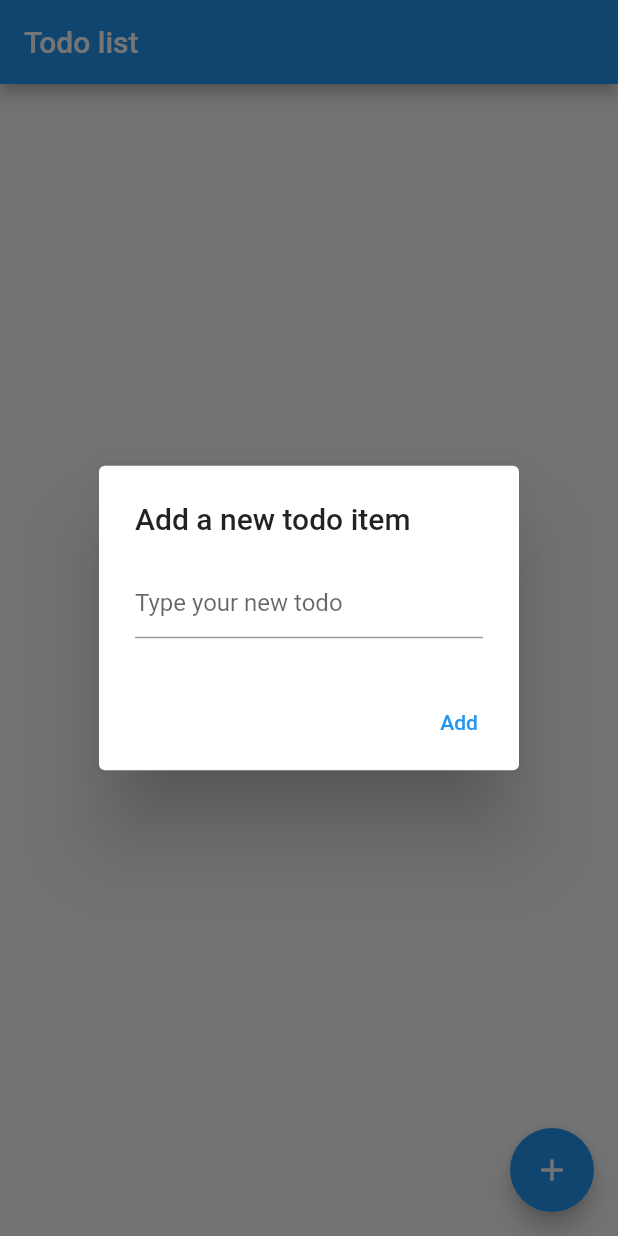
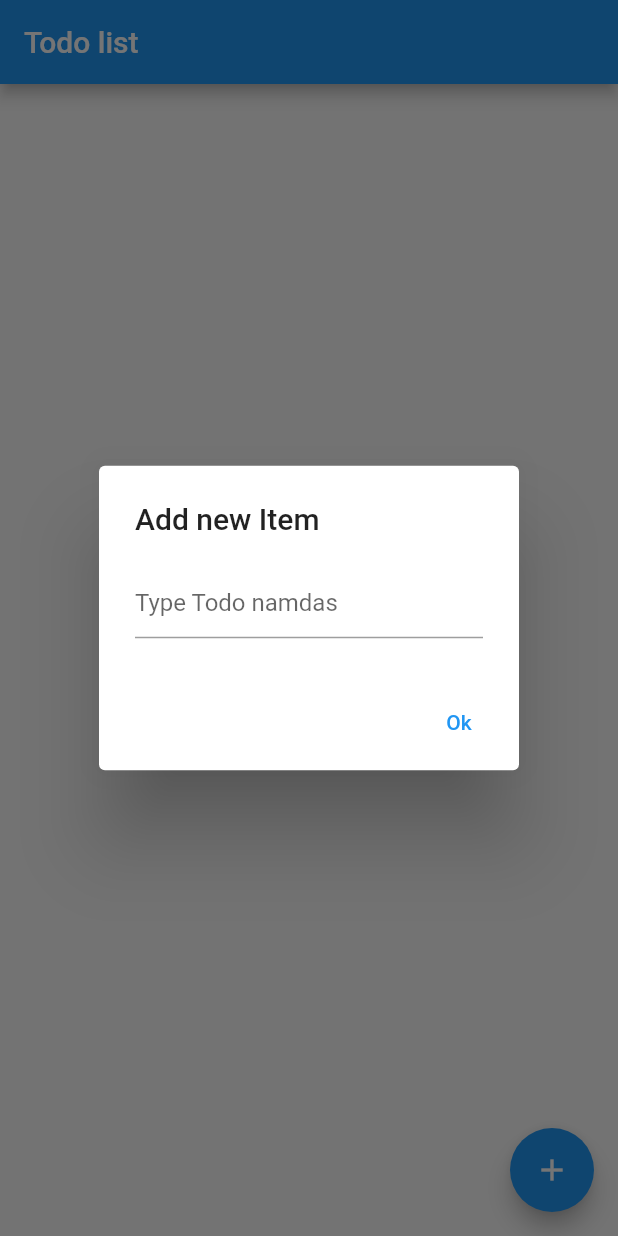
Before and after one commit to eocampo21/flutter-todo-app, a Flutter app: the screen it shows after launch, after a tap on the "add" icon, on a phone screen of 412 x 824 dp. Run offline on Flutter 3.47's test engine with Material 2 defaults, Android fonts, the phone set to English and light mode, and no system bars.

Commit message:
feat(dialog): add item dialog modal created

```diff
--- a/lib/screens/home_view.dart
+++ b/lib/screens/home_view.dart
@@ -1,6 +1,7 @@
 import 'package:flutter/material.dart';
 
 import '../models/todo.dart';
+import '../widgets/dialog_utils.dart';
 import '../widgets/list_view.dart';
 
 class HomeView extends StatefulWidget {
@@ -11,7 +12,6 @@ class HomeView extends StatefulWidget {
 }
 
 class _HomeState extends State<HomeView> {
-  final TextEditingController _textFieldController = TextEditingController();
   final List<Todo> _todos = <Todo>[];
 
   @override
@@ -22,47 +22,20 @@ class _HomeState extends State<HomeView> {
       ),
       body: ListProviderView(list: _todos),
       floatingActionButton: FloatingActionButton(
-          onPressed: () => _displayDialog(),
+          onPressed: () => DialogUtils().showCustomDialog(context,
+              title: 'Add new Item',
+              submitBttnText: "Ok",
+              hintText: 'Type Todo namdas',
+              submitBttnCallback: _addTodoItem),
           tooltip: 'Add Item',
           child: const Icon(Icons.add)),
     );
   }
 
-  void _handleTodoChange(Todo todo) {
+  void _addTodoItem(String textFieldValue) {
+    debugPrint('_addTodoItem: called');
     setState(() {
-      todo.checked = !todo.checked;
+      _todos.add(Todo(name: textFieldValue, checked: false));
     });
   }
-
-  void _addTodoItem(String name) {
-    setState(() {
-      _todos.add(Todo(name: name, checked: false));
-    });
-    _textFieldController.clear();
-  }
-
-  _displayDialog() async {
-    return showDialog<void>(
-      context: context,
-      barrierDismissible: false, // user must tap button!
-      builder: (BuildContext context) {
-        return AlertDialog(
-          title: const Text('Add a new todo item'),
-          content: TextField(
-            controller: _textFieldController,
-            decoration: const InputDecoration(hintText: 'Type your new todo'),
-          ),
-          actions: <Widget>[
-            TextButton(
-              child: const Text('Add'),
-              onPressed: () {
-                Navigator.of(context).pop();
-                _addTodoItem(_textFieldController.text);
-              },
-            ),
-          ],
-        );
-      },
-    );
-  }
 }
--- /dev/null
+++ b/lib/widgets/dialog_utils.dart
@@ -0,0 +1,45 @@
+import 'package:flutter/material.dart';
+
+typedef SubmitBttnClicledCallback = void Function(String textFieldValue);
+
+class DialogUtils {
+  // Inputs
+  late final String title;
+
+  // Outputs
+  late final SubmitBttnClicledCallback submitBttn;
+
+  final TextEditingController _textFieldController = TextEditingController();
+
+  // ignore: unused_element
+  Future<void> showCustomDialog(BuildContext context,
+      {required String title,
+      String submitBttnText = "Ok",
+      required SubmitBttnClicledCallback submitBttnCallback,
+      required String hintText}) async {
+    showDialog(
+      context: context,
+      barrierDismissible: false, // user must tap button!
+      builder: (_) {
+        return AlertDialog(
+          title: Text(title),
+          content: TextField(
+            controller: _textFieldController,
+            decoration: InputDecoration(hintText: hintText),
+          ),
+          actions: <Widget>[
+            TextButton(
+              child: Text(submitBttnText),
+              onPressed: () {
+                Navigator.of(context).pop(); // Close dialog
+                submitBttnCallback(
+                    _textFieldController.text); // return value to parent
+                _textFieldController.clear(); // clean dialog input
+              },
+            ),
+          ],
+        );
+      },
+    );
+  }
+}
```
